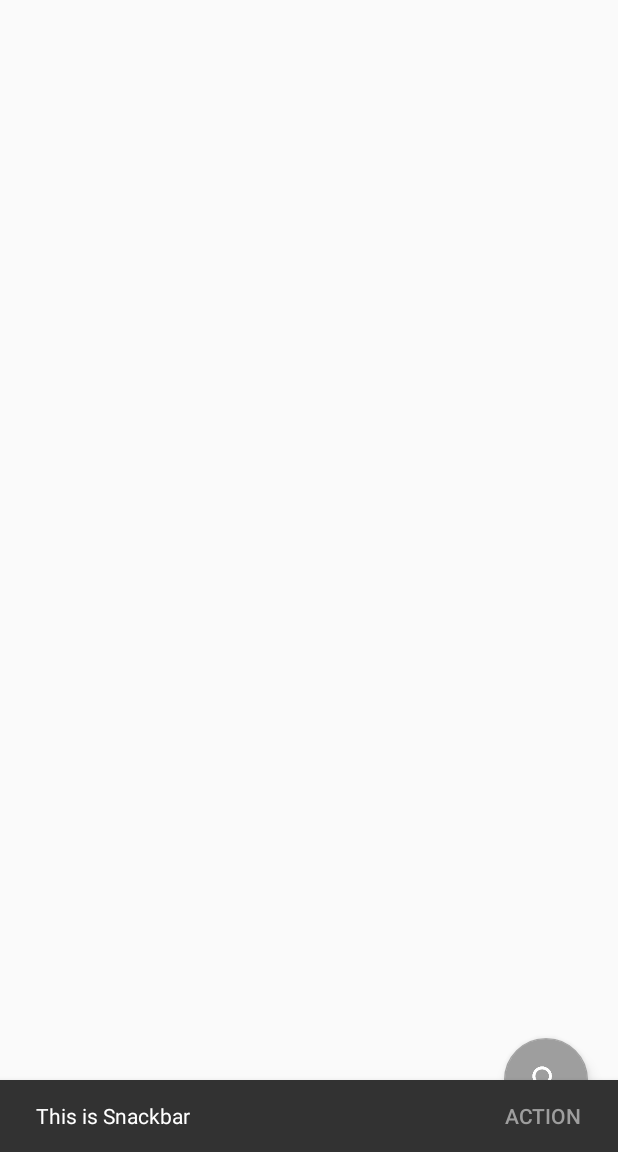
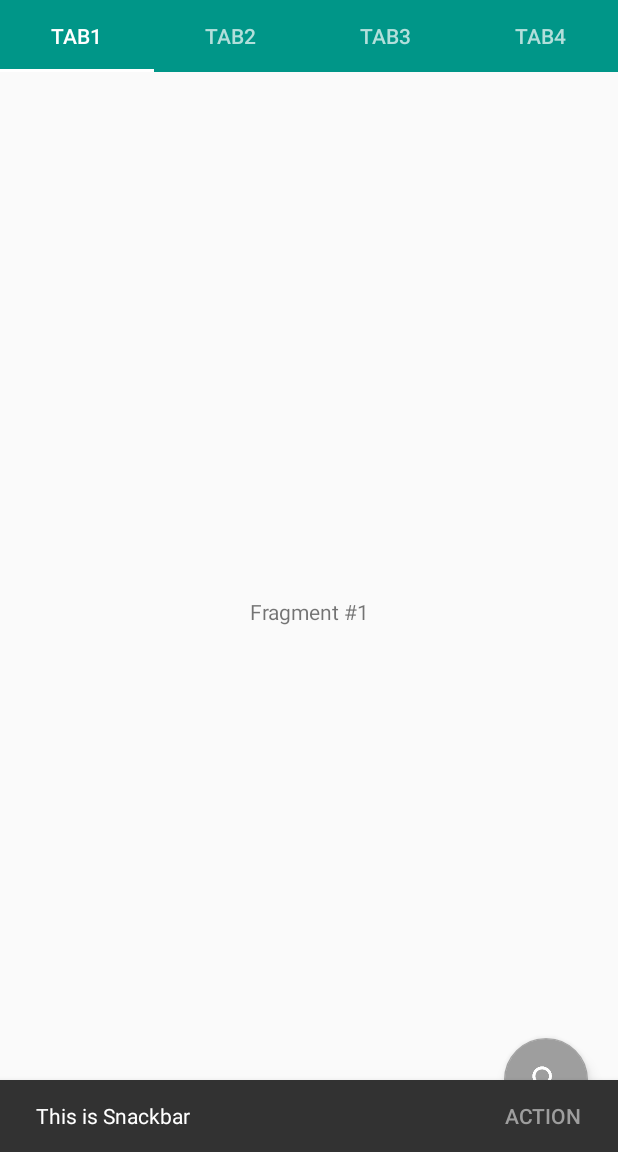
Before and after one commit to GeekyTheory/Android-Design-Support-Library, an Android app: the screen it shows after launch (MainActivity), after a tap on an icon or button, on a phone screen of 412 x 824 dp, the part 84-1236 px from its top. Run offline under Robolectric (Android 15) with nearby library versions, the phone set to English and light mode, and no system bars.

Commit message:
Android Design Support Library (V): Tablayout

```diff
--- a/app/src/main/java/com/miguelcatalan/android_design_support_library/MainActivity.java
+++ b/app/src/main/java/com/miguelcatalan/android_design_support_library/MainActivity.java
@@ -3,7 +3,9 @@ package com.miguelcatalan.android_design_support_library;
 import android.os.Bundle;
 import android.support.design.widget.FloatingActionButton;
 import android.support.design.widget.Snackbar;
+import android.support.design.widget.TabLayout;
 import android.support.v4.view.GravityCompat;
+import android.support.v4.view.ViewPager;
 import android.support.v4.widget.DrawerLayout;
 import android.support.v7.app.ActionBar;
 import android.support.v7.app.AppCompatActivity;
@@ -14,7 +16,8 @@ import android.view.View;
 public class MainActivity extends AppCompatActivity implements View.OnClickListener {
 
     DrawerLayout drawerLayout;
-
+    TabLayout tabLayout;
+    ViewPager viewPager;
 
     @Override
     protected void onCreate(Bundle savedInstanceState) {
@@ -23,6 +26,7 @@ public class MainActivity extends AppCompatActivity implements View.OnClickListe
 
         setupNavigationView();
         setupToolbar();
+        setupTabLayout();
         setupFAB();
     }
 
@@ -46,6 +50,18 @@ public class MainActivity extends AppCompatActivity implements View.OnClickListe
         drawerLayout = (DrawerLayout) findViewById(R.id.drawer_layout);
     }
 
+    private void setupTabLayout(){
+
+        tabLayout = (TabLayout) findViewById(R.id.tab_layout);
+        tabLayout.setTabMode(TabLayout.MODE_FIXED);
+
+        viewPager = (ViewPager) findViewById(R.id.viewpager);
+        viewPager.setAdapter(new PagerAdapter(getSupportFragmentManager(),
+                MainActivity.this));
+
+        tabLayout.setupWithViewPager(viewPager);
+    }
+
     @Override
     public boolean onOptionsItemSelected(MenuItem item) {
         switch (item.getItemId()) {
--- /dev/null
+++ b/app/src/main/java/com/miguelcatalan/android_design_support_library/PageFragment.java
@@ -0,0 +1,40 @@
+package com.miguelcatalan.android_design_support_library;
+
+import android.os.Bundle;
+import android.support.v4.app.Fragment;
+import android.view.LayoutInflater;
+import android.view.View;
+import android.view.ViewGroup;
+import android.widget.TextView;
+
+/**
+ * @author Miguel Catalan Bañuls
+ */
+public class PageFragment extends Fragment {
+    public static final String ARG_PAGE = "ARG_PAGE";
+
+    private int mPage;
+
+    public static PageFragment newInstance(int page) {
+        Bundle args = new Bundle();
+        args.putInt(ARG_PAGE, page);
+        PageFragment fragment = new PageFragment();
+        fragment.setArguments(args);
+        return fragment;
+    }
+
+    @Override
+    public void onCreate(Bundle savedInstanceState) {
+        super.onCreate(savedInstanceState);
+        mPage = getArguments().getInt(ARG_PAGE);
+    }
+
+    @Override
+    public View onCreateView(LayoutInflater inflater, ViewGroup container,
+                             Bundle savedInstanceState) {
+        View view = inflater.inflate(R.layout.fragment_page, container, false);
+        TextView textView = (TextView) view;
+        textView.setText("Fragment #" + mPage);
+        return view;
+    }
+}
--- /dev/null
+++ b/app/src/main/java/com/miguelcatalan/android_design_support_library/PagerAdapter.java
@@ -0,0 +1,35 @@
+package com.miguelcatalan.android_design_support_library;
+
+import android.content.Context;
+import android.support.v4.app.Fragment;
+import android.support.v4.app.FragmentManager;
+import android.support.v4.app.FragmentPagerAdapter;
+
+/**
+ * @author Miguel Catalan Bañuls
+ */
+public class PagerAdapter extends FragmentPagerAdapter {
+    final int PAGE_COUNT = 4;
+    private String tabTitles[] = new String[] { "Tab1", "Tab2", "Tab3", "Tab4" };
+    private Context context;
+
+    public PagerAdapter(FragmentManager fm, Context context) {
+        super(fm);
+        this.context = context;
+    }
+
+    @Override
+    public int getCount() {
+        return PAGE_COUNT;
+    }
+
+    @Override
+    public Fragment getItem(int position) {
+        return PageFragment.newInstance(position + 1);
+    }
+
+    @Override
+    public CharSequence getPageTitle(int position) {
+        return tabTitles[position];
+    }
+}
--- a/app/src/main/res/layout/activity_main.xml
+++ b/app/src/main/res/layout/activity_main.xml
@@ -15,6 +15,22 @@
             android:layout_width="match_parent"
             android:layout_height="?attr/actionBarSize"
             android:background="?attr/colorPrimary" />
+
+        <android.support.design.widget.TabLayout
+            android:id="@+id/tab_layout"
+            style="@style/CustomTabLayout"
+            android:layout_width="match_parent"
+            android:layout_height="wrap_content"
+            android:layout_below="@+id/toolbar"
+            android:background="?attr/colorPrimary"
+            android:scrollbars="horizontal"
+            app:layout_scrollFlags="scroll|enterAlways" />
+
+        <android.support.v4.view.ViewPager
+            android:id="@+id/viewpager"
+            android:layout_width="match_parent"
+            android:layout_height="match_parent"
+            android:layout_below="@+id/tab_layout" />
 
         <android.support.design.widget.FloatingActionButton
             android:id="@+id/fab"
--- /dev/null
+++ b/app/src/main/res/layout/fragment_page.xml
@@ -0,0 +1,5 @@
+<?xml version="1.0" encoding="utf-8"?>
+<TextView xmlns:android="http://schemas.android.com/apk/res/android"
+    android:layout_width="match_parent"
+    android:layout_height="match_parent"
+    android:gravity="center" />
--- a/app/src/main/res/values/styles.xml
+++ b/app/src/main/res/values/styles.xml
@@ -1,2 +1,12 @@
 <resources>
+
+    <style name="CustomTabLayout" parent="Widget.Design.TabLayout">
+        <item name="tabIndicatorColor">@color/my_icons</item>
+        <item name="tabTextAppearance">@style/CustomTabTextAppearance</item>
+        <item name="tabSelectedTextColor">@color/my_icons</item>
+    </style>
+
+    <style name="CustomTabTextAppearance" parent="TextAppearance.Design.Tab">
+        <item name="android:textColor">@color/my_primary_light</item>
+    </style>
 </resources>
```
